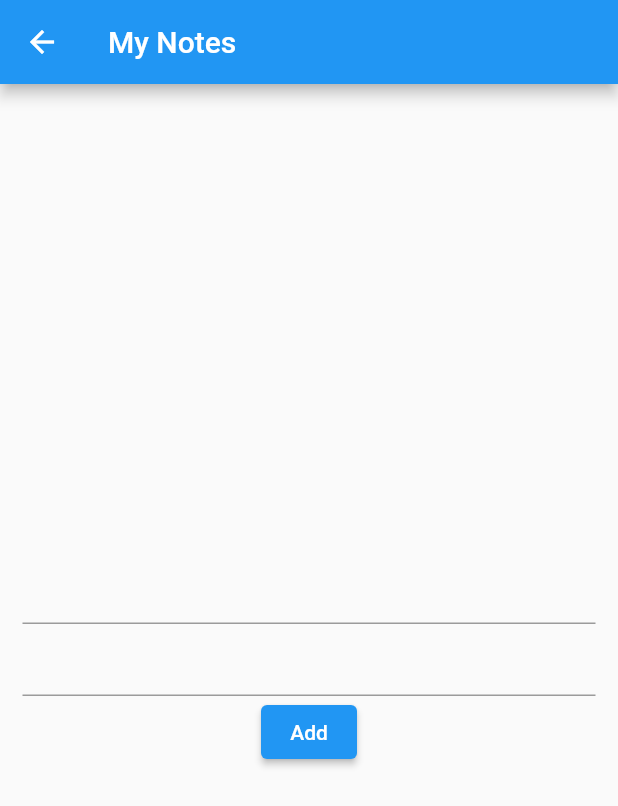
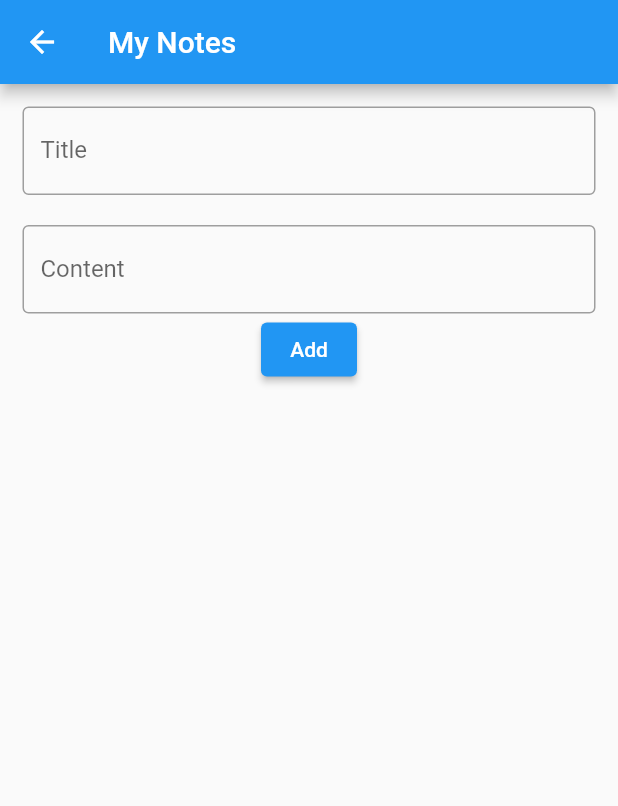
Before and after one commit to JosipTr/Flutter-MyNotes, a Flutter app: the NoteAddScreen screen opened by its route, on a phone screen of 412 x 824 dp. Shown: the top 806 px of the screen. Run offline on Flutter 3.47's test engine with Material 2 defaults, Android fonts, the phone set to English and light mode, and no system bars.

Commit message:
Update TextFields in NoteAddScreen

```diff
--- a/lib/models/note_list.dart
+++ b/lib/models/note_list.dart
@@ -16,6 +16,11 @@ class NoteListModel with ChangeNotifier {
   TextEditingController get subtitleController => _subtitleController;
 
   String get subtitleControllerText => _subtitleController.text.trim();
+
+  void clearController() {
+    _titleController.clear();
+    _subtitleController.clear();
+  }
 
   void addNote(String title, String subtitle) {
     _notes.add(Note(title, subtitle));
--- a/lib/screens/note_add.dart
+++ b/lib/screens/note_add.dart
@@ -8,28 +8,50 @@ class NoteAddScreen extends StatelessWidget {
   @override
   Widget build(BuildContext context) {
     var note = context.watch<NoteListModel>();
+
     return Scaffold(
       appBar: AppBar(
         title: const Text("My Notes"),
       ),
-      body: Container(
+      body: SingleChildScrollView(
+        child: Container(
           padding: const EdgeInsets.all(15),
           child: Column(
-          mainAxisAlignment: MainAxisAlignment.center,
+            mainAxisAlignment: MainAxisAlignment.start,
             children: [
               TextField(
+                maxLines: null,
                 controller: note.titleController,
-
+                decoration: const InputDecoration(
+                  labelText: "Title",
+                  enabledBorder: OutlineInputBorder(
+                      borderSide: BorderSide(color: Colors.grey)),
+                  focusedBorder: OutlineInputBorder(
+                      borderSide: BorderSide(color: Colors.blue)),
                 ),
-            TextField(controller: note.subtitleController,),
+              ),
+              const SizedBox(height: 20),
+              TextField(
+                maxLines: null,
+                controller: note.subtitleController,
+                decoration: const InputDecoration(
+                  labelText: "Content",
+                  enabledBorder: OutlineInputBorder(
+                      borderSide: BorderSide(color: Colors.grey)),
+                  focusedBorder: OutlineInputBorder(
+                      borderSide: BorderSide(color: Colors.blue)),
+                ),
+              ),
               ElevatedButton(
                   onPressed: () {
-                note.addNote(note.titleControllerText, note.subtitleControllerText);
+                    note.addNote(
+                        note.titleControllerText, note.subtitleControllerText);
                     Navigator.pop(context);
-              } ,
-              child: const Text("Add")
-              )
+                    note.clearController();
+                  },
+                  child: const Text("Add"))
             ],
+          ),
         ),
       ),
     );
--- a/lib/screens/notes.dart
+++ b/lib/screens/notes.dart
@@ -22,7 +22,7 @@ class NoteScreen extends StatelessWidget {
         itemCount: note.count,
         itemBuilder: (context, index) => ListTile(
           title: Text(note.notes[index].title),
-          subtitle: Text(note.notes[index].subtitle, maxLines: 1,),
+          subtitle: Text(note.notes[index].subtitle, maxLines: 1),
           trailing: IconButton(
             icon: const Icon(Icons.delete),
             onPressed: () => note.deleteNote(index),
```
Lines whose indentation alone changed are shown as unchanged.
